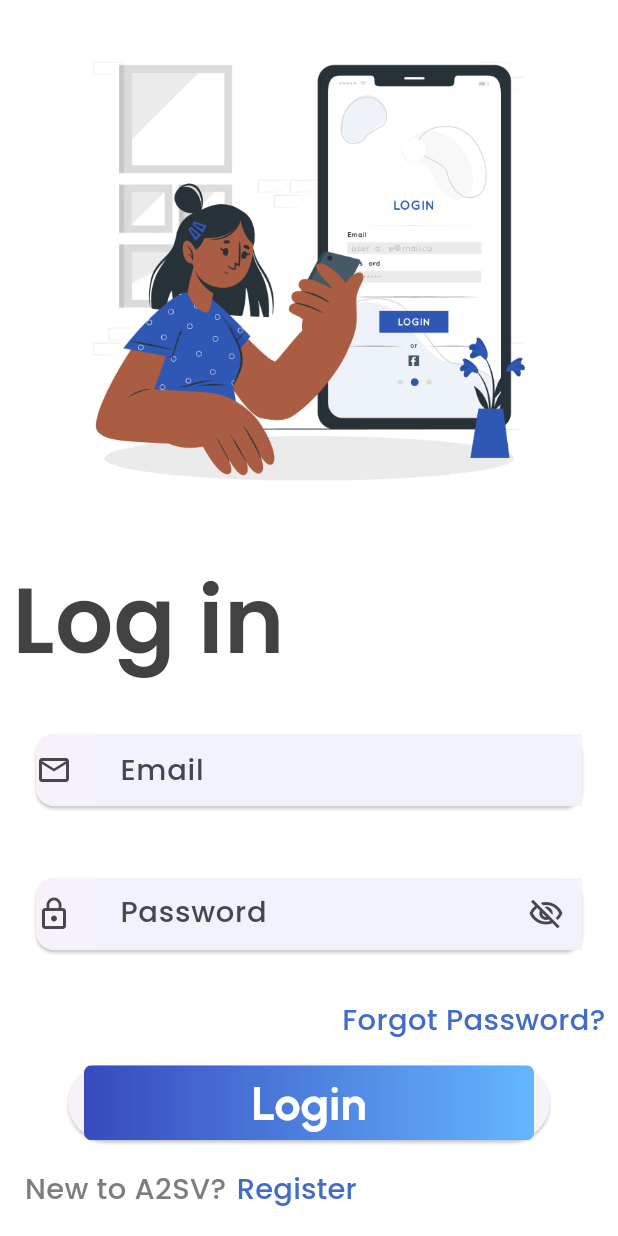
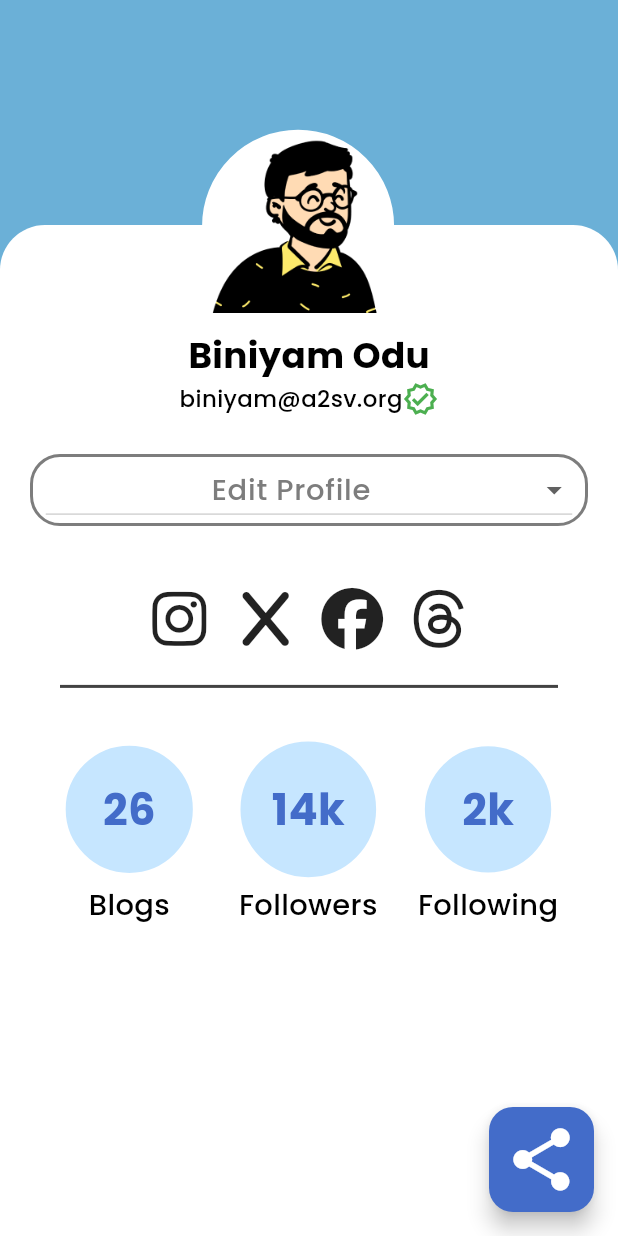
Before and after one commit to A2SV/Ghana-G4-Starter-Project, a Flutter app: the screen it shows after launch, on a phone screen of 412 x 824 dp. Run offline on Flutter 3.47's test engine with Material 3 defaults, Android fonts, the phone set to English and light mode, and no system bars; our stand-ins replace bloc, dartz, equatable, flutter_bloc, flutter_svg, font_awesome_flutter and 5 more.

Commit message:
Feat:profile page

```diff
--- a/mobile/lib/src/core/routes/app_routes.dart
+++ b/mobile/lib/src/core/routes/app_routes.dart
@@ -1,6 +1,7 @@
 import 'package:flutter/material.dart';
 import 'package:go_router/go_router.dart';
 import 'package:starter_project/src/features/auth/presentation/pages/otp_screen.dart';
+import 'package:starter_project/src/features/auth/presentation/pages/profile_screen.dart';
 import 'package:starter_project/src/features/auth/presentation/pages/register_screen.dart';
 //import 'package:starter_project/src/features/on_boarding/presentation/pages/on_boarding3/login.dart';
 import '../widgets/test_page.dart';
@@ -13,6 +14,7 @@ class AppRoutes {
   static const String otpScreen = 'otp-screen';
   static const String registerScreen = 'register-screen';
   static const String loginScreen = 'login-screen';
+  static const String profileScreen = 'profile-screen';
 }
 
 //* Custom transition page
@@ -62,4 +64,9 @@ final routes = <GoRoute>[
     path: '/${LoginScreen.routeName}',
     builder: (context, state) => const LoginScreen(),
   ),
+  GoRoute(
+    name: AppRoutes.profileScreen,
+    path: '/${ProfileScreen.routeName}',
+    builder: (context, state) => const ProfileScreen(),
+  ),
 ];
--- a/mobile/lib/src/core/routes/routes_config.dart
+++ b/mobile/lib/src/core/routes/routes_config.dart
@@ -15,7 +15,7 @@ class AppRouter extends StatelessWidget {
   static GoRouter createRoute() {
     return GoRouter(
       redirect: ((context, state) => redirect(state)),
-      initialLocation: "/login-screen",
+      initialLocation: "/profile-screen",
       routes: routes,
       observers: [],
     );
--- a/mobile/lib/src/core/theme/app_light_theme_colors.dart
+++ b/mobile/lib/src/core/theme/app_light_theme_colors.dart
@@ -7,5 +7,7 @@ class AppLightThemeColors {
   static const kLightTextColor = Color.fromRGBO(125, 125, 125, 1);
   static const kBlackTextColor = Color.fromRGBO(53, 53, 53, 1);
   static const kFieldBackgroundColor = Color.fromRGBO(241, 243, 252, 1);
+  static const kContainerBackgroundColor=Color.fromRGBO(107, 176, 215, 1);
+  static const kSmallerContainerBackgroundColor=Color.fromRGBO(198, 230, 255, 1);
   static const kPrimaryLightColor = Color.fromRGBO(77, 148, 173, 1);
 }
--- /dev/null
+++ b/mobile/lib/src/features/auth/presentation/pages/profile_screen.dart
@@ -0,0 +1,356 @@
+
+import 'package:flutter/material.dart';
+import 'package:flutter_svg/flutter_svg.dart';
+import 'package:font_awesome_flutter/font_awesome_flutter.dart';
+import 'package:responsive_sizer/responsive_sizer.dart';
+import 'package:starter_project/src/core/theme/text_theme.dart';
+
+import '../../../../../generated/fonts.gen.dart';
+import '../../../../core/theme/app_light_theme_colors.dart';
+
+class ProfileScreen extends StatefulWidget {
+  static const String routeName = 'profile-screen';
+  const ProfileScreen({Key? key}) : super(key: key);
+
+  @override
+  State<ProfileScreen> createState() => _ProfileScreenState();
+}
+
+final int iconSize=25;
+class item{}
+
+class _ProfileScreenState extends State<ProfileScreen> {
+
+  final List<String> _dropdownItems=['Edit Profile'];
+  String _selectedItem='Edit Profile';
+
+  @override
+  Widget build(BuildContext context) {
+    return Scaffold(
+        backgroundColor: Theme.of(context).colorScheme.primary,
+
+        floatingActionButton: SizedBox(
+          width: 70,
+          height: 70,
+          child: FloatingActionButton(
+            backgroundColor:AppLightThemeColors.kPrimaryColor,
+            foregroundColor: Colors.white,
+            onPressed: (){},
+            child: Icon(
+              Icons.share,
+              size: 50,
+
+            ),
+          ),
+        ),
+
+
+        // Body
+        body:Stack(
+          children: [
+            Container(
+              color: AppLightThemeColors.kContainerBackgroundColor,
+              child: Column(
+
+                children: [
+                  SizedBox(
+                    height: 150,
+                  ),
+                  // Categories Section
+
+                  // Main Body Section
+                  Expanded(
+                    child: Container(
+                        width: MediaQuery.of(context).size.width,
+                        height: 500.0,
+                        decoration: BoxDecoration(
+                          color: Colors.white,
+                          borderRadius: const BorderRadius.only(
+                            topLeft: Radius.circular(30.0),
+                            topRight: Radius.circular(30.0),
+                          ),
+                        ),
+                        child: Container(
+                          margin: EdgeInsets.all(20),
+                          child: Column(
+                            children: <Widget> [
+                              SizedBox(
+                                height: 50,
+                              ),
+
+                              Container(
+                                  child:Text('Biniyam Odu',
+                                    style: TextStyle(
+                                      fontSize: 20.sp,
+                                      fontWeight: FontWeight.bold,
+                                      fontFamily: FontFamily.poppins,
+                                      color: Colors.black,
+                                    ),
+                                  )
+                              ),
+
+                              Container(
+                                  child:Row(
+                                    mainAxisAlignment: MainAxisAlignment.center,
+                                    children: <Widget>[
+                                      Text('biniyam@a2sv.org',
+                                        style: TextStyle(
+                                          fontSize: 16.sp,
+                                          fontWeight: FontWeight.w500,
+                                          fontFamily: FontFamily.poppins,
+                                          color: Colors.black,
+                                        ),
+                                      ),
+                                      Icon(Icons.verified_outlined,
+                                        color: Colors.green,
+                                      )
+                                    ],
+                                  )
+                              ),
+
+                              Container(
+                                  margin: EdgeInsets.fromLTRB(0, MediaQuery.of(context).size.width*0.06, 0, MediaQuery.of(context).size.width*0.06),
+                                  child:OutlinedButton(
+                                    style: OutlinedButton.styleFrom(
+                                      side: BorderSide(
+                                          color: AppLightThemeColors.kLightTextColor,
+                                          width: 2
+                                      ),
+                                      shape: RoundedRectangleBorder(
+                                          borderRadius: BorderRadius.circular(20)
+
+                                      ),
+                                    ),
+                                    onPressed: (){},
+                                    child: DropdownButton(
+                                      isExpanded: true,
+                                      style: Theme.of(context).textTheme.bodyLarge,
+                                      value:_selectedItem,
+                                      onChanged: (String? newValue) {
+                                        setState(() {
+                                          _selectedItem = newValue!;
+                                        });
+                                      },
+                                      items: _dropdownItems.map<DropdownMenuItem<String>>((String value) {
+                                        return DropdownMenuItem<String>(
+                                            value: value,
+                                            child: Container(
+                                              alignment: Alignment.center,
+                                              child: Text(value,
+                                                style: CustomTextStyles.kDefaultTextTheme().displayMedium,
+                                              ),
+                                            )
+                                        );
+                                      }).toList(),
+
+                                    ),
+                                  )
+                              ),
+
+                              Container(
+                                margin: EdgeInsets.all(MediaQuery.of(context).size.width*0.02),
+                                child: Row(
+                                  mainAxisAlignment: MainAxisAlignment.center,
+                                  children: <Widget>[
+                                    Container(
+                                      child: Icon(
+                                        FontAwesomeIcons.instagram,
+                                        size:MediaQuery.of(context).size.width*0.1 ,
+                                      ),
+                                      margin: EdgeInsets.all(MediaQuery.of(context).size.width*0.02),
+                                    ),
+                                    Container(
+                                      child: Icon(
+                                        FontAwesomeIcons.x,
+                                        size: MediaQuery.of(context).size.width*0.1 ,
+                                      ),
+                                      margin: EdgeInsets.all(MediaQuery.of(context).size.width*0.02),
+                                    ),
+                                    Container(
+                                      child: Icon(
+                                        FontAwesomeIcons.facebook,
+                                        size: MediaQuery.of(context).size.width*0.1 ,
+                                      ),
+                                      margin: EdgeInsets.all(MediaQuery.of(context).size.width*0.02),
+                                    ),
+                                    Container(
+                                      child: Icon(
+                                        FontAwesomeIcons.threads,
+                                        size: MediaQuery.of(context).size.width*0.1 ,
+                                      ),
+                                      margin: EdgeInsets.all(MediaQuery.of(context).size.width*0.02),
+                                    ),
+                                  ],
+                                ),
+                              ),
+
+                              Container(
+                                child: Divider(
+                                  color: AppLightThemeColors.kDarkTextColor, // Line color
+                                  thickness: 2.0, // Line thickness
+                                  indent: 20.0, // Left indent
+                                  endIndent: 20.0, // Right indent
+                                ),
+                              ),
+
+                              Container(
+                                margin: EdgeInsets.fromLTRB(0, MediaQuery.of(context).size.width*0.06, 0, MediaQuery.of(context).size.width*0.06),
+                                child: Row(
+                                  mainAxisAlignment: MainAxisAlignment.spaceEvenly,
+                                  children: <Widget>[
+                                    Container(
+                                      child: Column(
+                                        children: <Widget>[
+                                          Container(
+                                            child: Container(
+                                              margin: EdgeInsets.all(MediaQuery.of(context).size.width*0.06),
+                                              child: Text('26',
+                                                style: TextStyle(
+                                                  fontSize: 22.sp,
+                                                  fontWeight: FontWeight.bold,
+                                                  fontFamily: FontFamily.poppins,
+                                                  color: AppLightThemeColors.kPrimaryColor,
+                                                ),
+                                              ),
+                                            ),
+                                            decoration: BoxDecoration(
+                                              color: AppLightThemeColors.kSmallerContainerBackgroundColor, // Background color
+                                              shape: BoxShape.circle, // Circular shape
+                                              border: Border.all(
+                                                color: Colors.white, // Border color
+                                                width: 4.0, // Border width
+                                              ),
+                                            ),
+                                          ),
+                                          Container(
+                                            child:Text(
+                                              'Blogs',
+                                              style: TextStyle(
+                                                fontSize: 18.sp,
+                                                fontWeight: FontWeight.w500,
+                                                fontFamily: FontFamily.poppins,
+                                                color: Colors.black,
+                                              ),
+                                            ),
+                                          )
+                                        ],
+                                      ),
+                                    ),
+
+                                    Container(
+
+                                      child: Column(
+                                        children: <Widget>[
+                                          Container(
+                                            child: Container(
+                                              margin: EdgeInsets.all(MediaQuery.of(context).size.width*0.06),
+                                              child: Text('14k',
+                                                style: TextStyle(
+                                                  fontSize: 22.sp,
+                                                  fontWeight: FontWeight.bold,
+                                                  fontFamily: FontFamily.poppins,
+                                                  color: AppLightThemeColors.kPrimaryColor,
+                                                ),
+                                              ),
+                                            ),
+                                            decoration: BoxDecoration(
+                                              color: AppLightThemeColors.kSmallerContainerBackgroundColor, // Background color
+                                              shape: BoxShape.circle, // Circular shape
+                                              border: Border.all(
+                                                color: Colors.white, // Border color
+                                                width: 4.0, // Border width
+                                              ),
+                                            ),
+                                          ),
+                                          Container(
+                                            child:Text(
+                                              'Followers',
+                                              style: TextStyle(
+                                                fontSize: 18.sp,
+                                                fontWeight: FontWeight.w500,
+                                                fontFamily: FontFamily.poppins,
+                                                color: Colors.black,
+                                              ),
+                                            ),
+                                          )
+                                        ],
+                                      ),
+                                    ),
+
+                                    Container(
+                                      child: Column(
+                                        children: <Widget>[
+                                          Container(
+                                            child: Container(
+                                              margin: EdgeInsets.all(MediaQuery.of(context).size.width*0.06),
+                                              child: Text('2k',
+                                                style: TextStyle(
+                                                  fontSize: 22.sp,
+                                                  fontWeight: FontWeight.bold,
+                                                  fontFamily: FontFamily.poppins,
+                                                  color: AppLightThemeColors.kPrimaryColor,
+                                                ),
+                                              ),
+                                            ),
+                                            decoration: BoxDecoration(
+                                              color: AppLightThemeColors.kSmallerContainerBackgroundColor, // Background color
+                                              shape: BoxShape.circle, // Circular shape
+                                              border: Border.all(
+                                                color: Colors.white, // Border color
+                                                width: 4.0, // Border width
+                                              ),
+                                            ),
+                                          ),
+                                          Container(
+                                            child:Text(
+                                              'Following',
+                                              style: TextStyle(
+                                                fontSize: 18.sp,
+                                                fontWeight: FontWeight.w500,
+                                                fontFamily: FontFamily.poppins,
+                                                color: Colors.black,
+                                              ),
+                                            ),
+                                          )
+                                        ],
+                                      ),
+                                    )
+
+                                  ],
+                                ),
+
+                              ),
+
+
+                            ],
+                          ),
+                        )
+                    ),
+                  ),
+                ],
+              ),
+            ),
+            Positioned(
+              top:MediaQuery.of(context).size.width*0.15,
+              left: 110,
+              child:Container(
+                margin: EdgeInsets.all(MediaQuery.of(context).size.width*0.06),
+                child:Image.asset('assets/images/happy_user.png',
+                  width: 120,
+                  height: 120,
+                ),
+                decoration: BoxDecoration(
+                  color: Colors.white, // Background color
+                  shape: BoxShape.circle, // Circular shape
+                  border: Border.all(
+                    color: Colors.white, // Border color
+                    width: 4.0, // Border width
+                  ),
+                ),
+              ),
+            )
+          ],
+        )
+    );
+  }
+}
--- a/mobile/pubspec.yaml
+++ b/mobile/pubspec.yaml
@@ -40,6 +40,7 @@ dependencies:
   go_router: ^14.1.3
   responsive_sizer: ^3.3.1
   pinput: ^4.0.0
+  font_awesome_flutter: ^10.7.0
 
 dev_dependencies:
   build_runner: ^2.4.10
```
Also changed, not shown: mobile/assets/images/happy_user.png (added), mobile/assets/svg/happy_user.svg (added), mobile/pubspec.lock.
